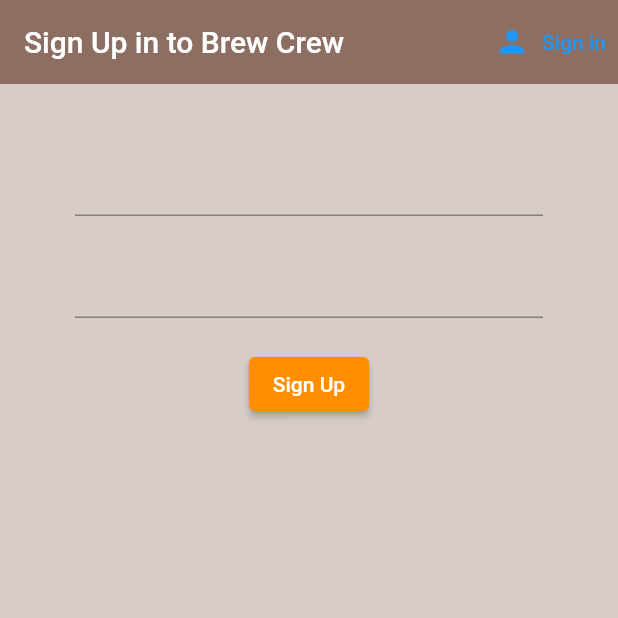
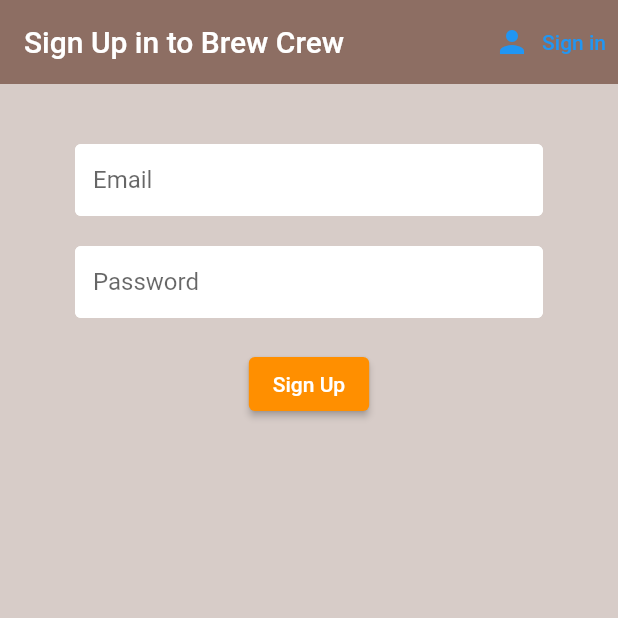
Before and after one commit to nomansum/Flutter_Authentication_Firebase, a Flutter app: the screen it shows after launch, on a phone screen of 412 x 824 dp, the top half of it. Run offline on Flutter 3.47's test engine with Material 2 defaults, Android fonts, the phone set to English and light mode, and no system bars; our stand-ins replace firebase_auth, firebase_core; accounts and stored records are empty.

Commit message:
Input Decoration Added

```diff
--- a/lib/screens/authenticate/register.dart
+++ b/lib/screens/authenticate/register.dart
@@ -1,4 +1,5 @@
 import 'package:auth/services/auth.dart';
+import 'package:auth/shared/constants.dart';
 import 'package:flutter/material.dart';
 
 class Register extends StatefulWidget {
@@ -54,6 +55,7 @@ class _RegisterState extends State<Register> {
                 height: 20.0,
               ),
               TextFormField(
+                decoration: textInputDecoration.copyWith(hintText: "Email"),
                 validator: (value) {
                   if (value != null && value.isEmpty) {
                     return "enter an email";
@@ -72,6 +74,7 @@ class _RegisterState extends State<Register> {
                 height: 20.0,
               ),
               TextFormField(
+                decoration: textInputDecoration.copyWith(hintText: "Password"),
                 validator: (value) {
                   if (value != null && value.length < 6) {
                     return "enter password 6 char long";
--- a/lib/screens/authenticate/sign_in.dart
+++ b/lib/screens/authenticate/sign_in.dart
@@ -1,6 +1,8 @@
 import 'package:auth/services/auth.dart';
 import 'package:firebase_auth/firebase_auth.dart';
 import 'package:flutter/material.dart';
+
+import '../../shared/constants.dart';
 
 class SignIn extends StatefulWidget {
   //const SignIn({super.key});
@@ -59,6 +61,7 @@ class _SignInState extends State<SignIn> {
                 height: 20.0,
               ),
               TextFormField(
+                decoration: textInputDecoration.copyWith(hintText: "Email"),
                 validator: (value) {
                   if (value != null && value.isEmpty) {
                     return "enter an email";
@@ -78,6 +81,7 @@ class _SignInState extends State<SignIn> {
               ),
               TextFormField(
                 obscureText: true,
+                decoration: textInputDecoration.copyWith(hintText: "Password"),
                 validator: (value) {
                   if (value != null && value.length < 6) {
                     return "enter password 6 char long";
--- /dev/null
+++ b/lib/shared/constants.dart
@@ -0,0 +1,13 @@
+import 'package:flutter/material.dart';
+
+const textInputDecoration = InputDecoration(
+  fillColor: Colors.white,
+  filled: true,
+  contentPadding: EdgeInsets.all(12.0),
+  enabledBorder: OutlineInputBorder(
+    borderSide: BorderSide(color: Colors.white, width: 2.0),
+  ),
+  focusedBorder: OutlineInputBorder(
+    borderSide: BorderSide(color: Colors.pink, width: 2.0),
+  ),
+);
--- a/pubspec.yaml
+++ b/pubspec.yaml
@@ -33,6 +33,8 @@ dependencies:
   firebase_auth: ^4.6.3
   firebase_core: ^2.14.0
   provider: ^6.0.5
+  flutter_spinkit: ^5.2.0
+
 
 
 
```
Also changed, not shown: pubspec.lock.
